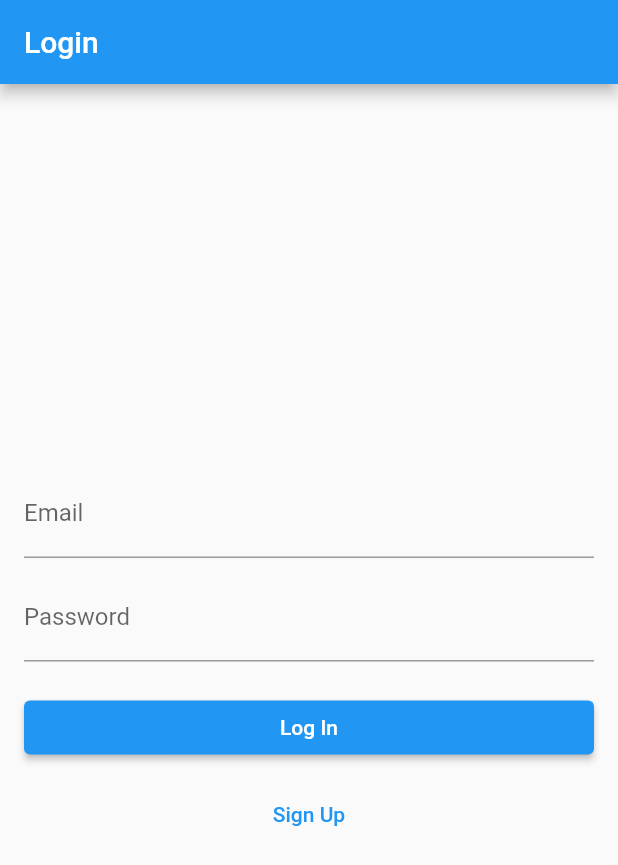
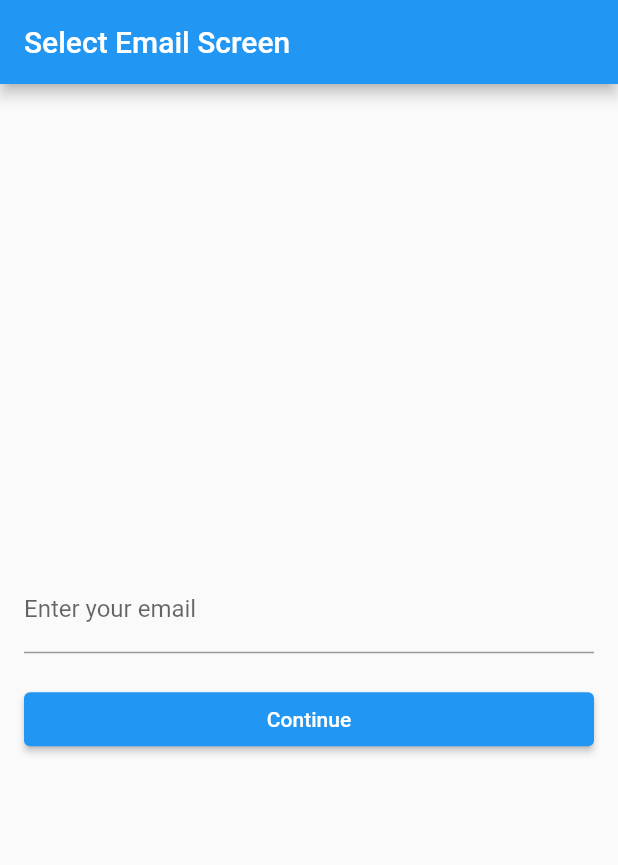
Before and after one commit to moritzstammel/warwicksocietyapp, a Flutter app: the screen it shows after launch, on a phone screen of 412 x 824 dp. Shown: the top 865 px of the screen. Run offline on Flutter 3.47's test engine with Material 2 defaults, Android fonts, the phone set to English and light mode, and no system bars; our stand-ins replace cloud_firestore, firebase_auth, firebase_core, firebase_dynamic_links; accounts and stored records are empty.

Commit message:
added sign up functionality

```diff
--- a/lib/main.dart
+++ b/lib/main.dart
@@ -5,6 +5,8 @@ import 'package:flutter/material.dart';
 import 'package:firebase_core/firebase_core.dart';
 import 'package:flutter/services.dart';
 import 'package:warwicksocietyapp/login_screen.dart';
+import 'package:warwicksocietyapp/select_email_screen.dart';
+import 'package:warwicksocietyapp/sign_up_screen.dart';
 import 'package:warwicksocietyapp/verification_screen.dart';
 import 'firebase_options.dart';
 import 'main_screen.dart';
@@ -31,7 +33,7 @@ class MyApp extends StatelessWidget {
     return MaterialApp(
       title: 'Login Screen',
       home: StreamBuilder(
-        stream:FirebaseAuth.instance.authStateChanges(),
+        stream:FirebaseAuth.instance.userChanges(),
         builder: (BuildContext context,snapshot)
         {
           if(snapshot.connectionState==ConnectionState.waiting){
@@ -47,7 +49,7 @@ class MyApp extends StatelessWidget {
 
           }
           else{
-            return LoginScreen();
+            return SelectEmailScreen();
           }
 
         },
--- /dev/null
+++ b/lib/select_email_screen.dart
@@ -0,0 +1,87 @@
+import 'package:cloud_firestore/cloud_firestore.dart';
+import 'package:firebase_auth/firebase_auth.dart';
+import 'package:flutter/cupertino.dart';
+import 'package:flutter/material.dart';
+import 'package:warwicksocietyapp/sign_up_screen.dart';
+
+class SelectEmailScreen extends StatefulWidget {
+  @override
+  _SelectEmailScreenState createState() => _SelectEmailScreenState();
+}
+
+class _SelectEmailScreenState extends State<SelectEmailScreen> {
+  TextEditingController _emailController = TextEditingController();
+  bool _isValid = true;
+
+  void _validateEmail() {
+    String email = _emailController.text.trim().toLowerCase();
+    if (email.endsWith("warwick.ac.uk") && email.contains("@")) {
+      setState(() {
+        _isValid = true;
+      });
+    } else {
+      setState(() {
+        _isValid = false;
+      });
+    }
+  }
+  void _navigateToSignUpScreen(String email){
+    Navigator.push(
+      context,
+      MaterialPageRoute(builder: (context) => SignUpScreen(email: email)),
+    );
+  }
+
+  @override
+  Widget build(BuildContext context) {
+    return Scaffold(
+      appBar: AppBar(
+        title: Text("Select Email Screen"),
+      ),
+      body: Padding(
+        padding: const EdgeInsets.all(16.0),
+        child: Column(
+          mainAxisAlignment: MainAxisAlignment.center,
+          crossAxisAlignment: CrossAxisAlignment.stretch,
+          children: [
+            TextField(
+              keyboardType: TextInputType.emailAddress,
+              controller: _emailController,
+              decoration: InputDecoration(
+                labelText: "Enter your email",
+                errorText: _isValid ? null : "Please enter a valid Warwick email address",
+              ),
+            ),
+            SizedBox(height: 20),
+            ElevatedButton(
+              onPressed: () async {
+                _validateEmail();
+                if (!_isValid) return;
+                final email = _emailController.text.trim().toLowerCase();
+                try {
+                  final docSnapshot = await FirebaseFirestore.instance
+                      .collection('/universities/university-of-warwick/users')
+                      .doc(email)
+                      .get();
+
+                  if(docSnapshot.exists){
+                    print("gibts schon");
+                  }
+                  else{
+                    print("gibts noch nicht");
+                    _navigateToSignUpScreen(email);
+                  }
+
+                } catch (e) {
+                  print("Error checking email: $e");
+                }
+
+              },
+              child: Text("Continue"),
+            ),
+          ],
+        ),
+      ),
+    );
+  }
+}
```
Also changed, not shown: lib/sign_up_screen.dart (added, +143 -0 lines), lib/verification_screen.dart (+15 -4 lines), 1 other file.
